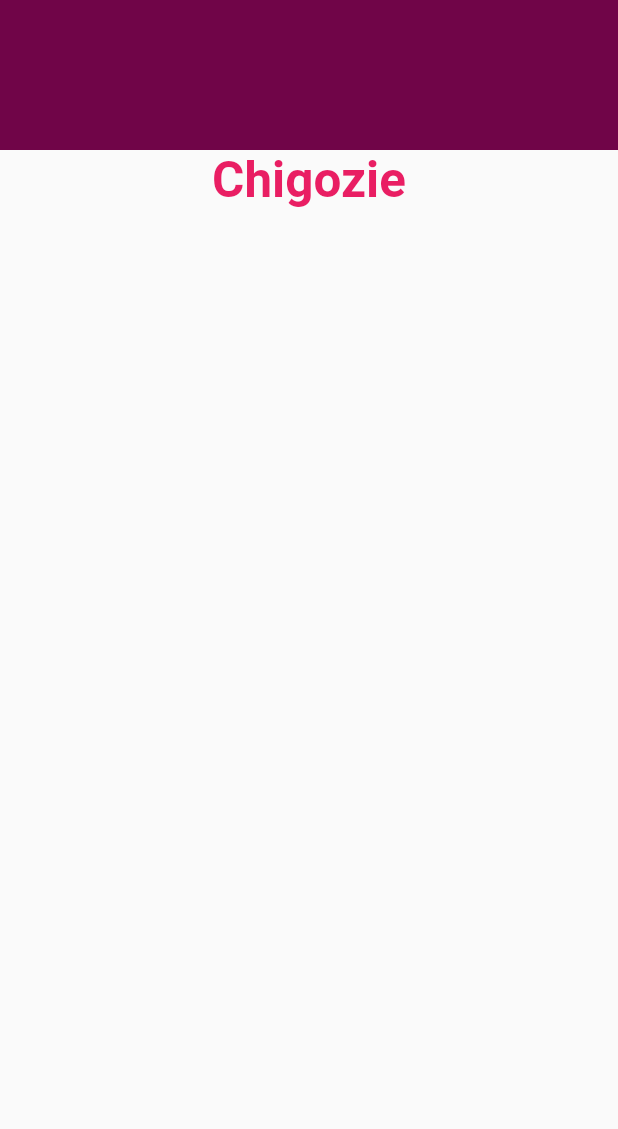
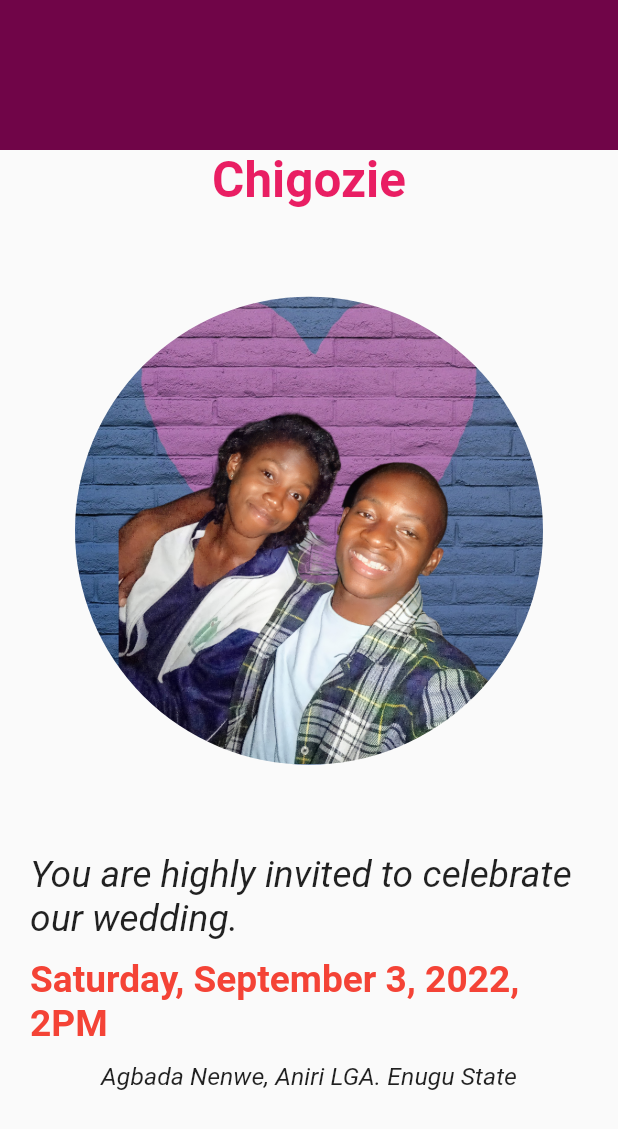
Before and after one commit to vikilinho/candv, a Flutter app: the screen it shows after launch, on a phone screen of 412 x 824 dp. Shown: the top 1129 px of the screen. Run offline on Flutter 3.47's test engine with Material 2 defaults, Android fonts, the phone set to English and light mode, and no system bars; drawn by our look-alikes of animated_text_kit.

Commit message:
new commit

```diff
--- a/lib/views/sliver_display.dart
+++ b/lib/views/sliver_display.dart
@@ -64,6 +64,58 @@ class _SliverMobileState extends State<SliverMobile> {
                     ),
                   ],
                 ),
+                Container(
+                  height: MediaQuery.of(context).size.height * 0.4,
+                  width: MediaQuery.of(context).size.width * 0.99,
+                  margin: EdgeInsets.all(50.0),
+                  decoration: BoxDecoration(
+                      image: DecorationImage(
+                          image: AssetImage("images/c&v.png"),
+                          fit: BoxFit.cover), //change image fill type
+                      shape: BoxShape.circle),
+                ),
+                Padding(
+                  padding: EdgeInsets.symmetric(horizontal: 20),
+                  child: AnimatedTextKit(
+                    animatedTexts: [
+                      TypewriterAnimatedText(
+                          speed: Duration(milliseconds: 30),
+                          textStyle: TextStyle(
+                            fontSize: MediaQuery.of(context).size.height * 0.03,
+                            fontStyle: FontStyle.italic,
+                          ),
+                          'You are highly invited to celebrate our wedding.'),
+                    ],
+                  ),
+                ),
+                SizedBox(
+                  height: 12.0,
+                ),
+                Padding(
+                  padding: EdgeInsets.symmetric(horizontal: 20),
+                  child: AnimatedTextKit(
+                    animatedTexts: [
+                      TypewriterAnimatedText(
+                        speed: Duration(milliseconds: 60),
+                        textStyle: TextStyle(
+                            fontSize: MediaQuery.of(context).size.height * 0.03,
+                            fontWeight: FontWeight.bold,
+                            color: Colors.red),
+                        "Saturday, September 3, 2022, 2PM",
+                      ),
+                    ],
+                  ),
+                ),
+                SizedBox(
+                  height: 12.0,
+                ),
+                Wrap(children: [
+                  Text("Agbada Nenwe, Aniri LGA. Enugu State",
+                      style: TextStyle(
+                        fontSize: MediaQuery.of(context).size.height * 0.02,
+                        fontStyle: FontStyle.italic,
+                      )),
+                ]),
               ],
             ),
           )
```
